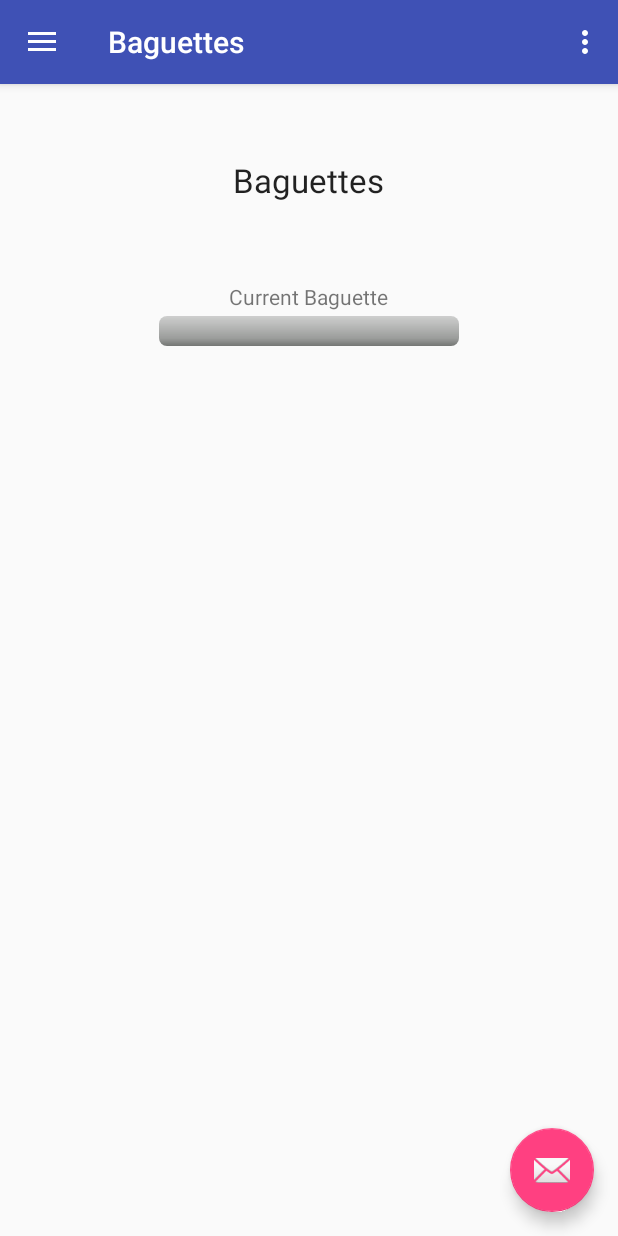
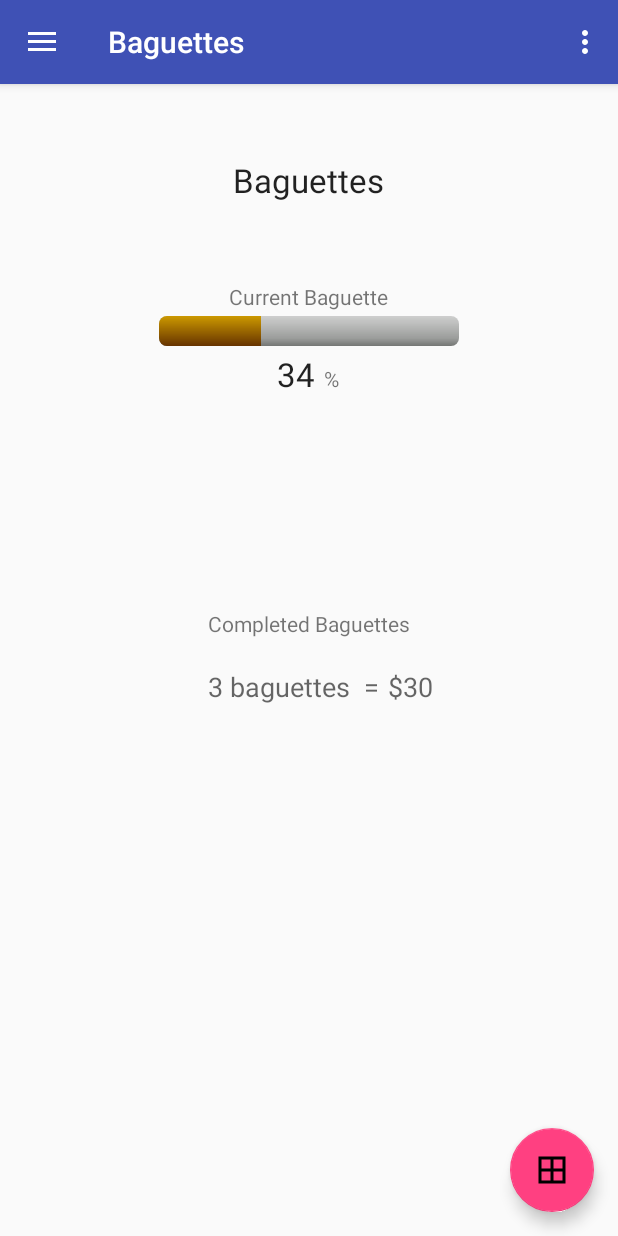
Before and after one commit to cwchau/baguette, an Android app: the screen it shows after launch (MainActivity), after a tap on "Baguettes", on a phone screen of 412 x 824 dp. Run offline under Robolectric (Android 15) with nearby library versions, the phone set to English and light mode, and no system bars; 1 other tap on this screen came first.

Commit message:
added all icons, updated history page

```diff
--- a/app/src/main/java/com/example/firec/baguette/Baguettes.java
+++ b/app/src/main/java/com/example/firec/baguette/Baguettes.java
@@ -9,6 +9,8 @@ import android.support.v4.app.Fragment;
 import android.view.LayoutInflater;
 import android.view.View;
 import android.view.ViewGroup;
+import android.widget.ProgressBar;
+import android.widget.TextView;
 
 public class Baguettes extends Fragment {
 
@@ -24,6 +26,26 @@ public class Baguettes extends Fragment {
     @Override
     public void onViewCreated(View view, @Nullable Bundle savedInstanceState) {
         super.onViewCreated(view, savedInstanceState);
+        String baguette_progress_text = String.valueOf(MainActivity.baguette_progress);
+        TextView baguette_progress_textview = (TextView) view.findViewById(R.id.textView7);
+        baguette_progress_textview.setText(baguette_progress_text);
+
+        ProgressBar baguette_progressbar = (ProgressBar) view.findViewById(R.id.progressBar);
+        baguette_progressbar.setProgress(MainActivity.baguette_progress);
+
+        String baguettes_completed_text = String.valueOf(MainActivity.completed_baguettes);
+        TextView baguettes_completed_textview = (TextView) view.findViewById(R.id.textView11);
+        String money_text = String.valueOf(MainActivity.completed_baguettes * 10);
+        TextView money_textview = (TextView) view.findViewById(R.id.textView12);
+        if (MainActivity.completed_baguettes == 1) {
+            baguette_progress_textview.setText(baguettes_completed_text + " baguette  = ");
+        }
+        else {
+            baguettes_completed_textview.setText(baguettes_completed_text + " baguettes  = ");
+        }
+        money_textview.setText("$" + money_text);
+
+
         //you can set the title for your toolbar here for different fragments different titles
         getActivity().setTitle("Baguettes");
     }
--- a/app/src/main/java/com/example/firec/baguette/MainActivity.java
+++ b/app/src/main/java/com/example/firec/baguette/MainActivity.java
@@ -20,8 +20,8 @@ public class MainActivity extends AppCompatActivity
         implements
         NavigationView.OnNavigationItemSelectedListener {
 
-    public static int baguette_progress = 100;
-    public static int completed_baguettes = 0;
+    public static int baguette_progress = 34;
+    public static int completed_baguettes = 3;
 
     @Override
     protected void onCreate(Bundle savedInstanceState) {
--- a/app/src/main/res/drawable/baguette_progressbar.xml
+++ b/app/src/main/res/drawable/baguette_progressbar.xml
@@ -35,8 +35,8 @@
                 <corners
                     android:radius="5dip" />
                 <gradient
-                    android:startColor="#33FF33"
-                    android:endColor="#008000"
+                    android:startColor="#cc9900"
+                    android:endColor="#663300"
                     android:angle="270" />
             </shape>
         </clip>
--- /dev/null
+++ b/app/src/main/res/drawable/barcode.xml
@@ -0,0 +1,13 @@
+<?xml version="1.0" encoding="utf-8"?>
+<vector xmlns:android="http://schemas.android.com/apk/res/android"
+    android:width="24dp"
+    android:height="24dp"
+    android:viewportWidth="24"
+    android:viewportHeight="24">
+
+    <path
+        android:fillColor="#000000"
+        android:pathData="M3 3v18h18V3H3zm8 16H5v-6h6v6zm0-8H5V5h6v6zm8 8h-6v-6h6v6zm0-8h-6V5h6v6z" />
+    <path
+        android:pathData="M0 0h24v24H0z" />
+</vector>
--- /dev/null
+++ b/app/src/main/res/drawable/house.xml
@@ -0,0 +1,13 @@
+<?xml version="1.0" encoding="utf-8"?>
+<vector xmlns:android="http://schemas.android.com/apk/res/android"
+    android:width="24dp"
+    android:height="24dp"
+    android:viewportWidth="24"
+    android:viewportHeight="24">
+
+    <path
+        android:fillColor="#000000"
+        android:pathData="M10 20v-6h4v6h5v-8h3L12 3 2 12h3v8z" />
+    <path
+        android:pathData="M0 0h24v24H0z" />
+</vector>
--- /dev/null
+++ b/app/src/main/res/drawable/profile.xml
@@ -0,0 +1,14 @@
+<?xml version="1.0" encoding="utf-8"?>
+<vector xmlns:android="http://schemas.android.com/apk/res/android"
+    android:width="24dp"
+    android:height="24dp"
+    android:viewportWidth="24"
+    android:viewportHeight="24">
+
+    <path
+        android:fillColor="#000000"
+        android:pathData="M12 12c2.21 0 4-1.79 4-4s-1.79-4-4-4-4 1.79-4 4 1.79 4 4 4zm0 2c-2.67 0-8 1.34-8
+4v2h16v-2c0-2.66-5.33-4-8-4z" />
+    <path
+        android:pathData="M0 0h24v24H0z" />
+</vector>
--- /dev/null
+++ b/app/src/main/res/drawable/settings.xml
@@ -0,0 +1,22 @@
+<?xml version="1.0" encoding="utf-8"?>
+<vector xmlns:android="http://schemas.android.com/apk/res/android"
+    android:width="24dp"
+    android:height="24dp"
+    android:viewportWidth="24"
+    android:viewportHeight="24">
+
+    <path
+        android:pathData="M0 0h24v24H0z" />
+    <path
+        android:fillColor="#000000"
+        android:pathData="M19.43 12.98c.04-.32 .07 -.64 .07 -.98s-.03-.66-.07-.98l2.11-1.65c.19-.15 .24
+-.42 .12 -.64l-2-3.46c-.12-.22-.39-.3-.61-.22l-2.49
+1c-.52-.4-1.08-.73-1.69-.98l-.38-2.65C14.46 2.18 14.25 2 14 2h-4c-.25 0-.46 .18
+-.49 .42 l-.38 2.65c-.61 .25 -1.17 .59 -1.69 .98 l-2.49-1c-.23-.09-.49 0-.61 .22
+l-2 3.46c-.13 .22 -.07 .49 .12 .64 l2.11 1.65c-.04 .32 -.07 .65 -.07 .98 s.03
+.66 .07 .98 l-2.11 1.65c-.19 .15 -.24 .42 -.12 .64 l2 3.46c.12 .22 .39 .3 .61
+.22 l2.49-1c.52 .4 1.08 .73 1.69 .98 l.38 2.65c.03 .24 .24 .42 .49 .42 h4c.25 0
+.46-.18 .49 -.42l.38-2.65c.61-.25 1.17-.59 1.69-.98l2.49 1c.23 .09 .49 0
+.61-.22l2-3.46c.12-.22 .07 -.49-.12-.64l-2.11-1.65zM12 15.5c-1.93
+0-3.5-1.57-3.5-3.5s1.57-3.5 3.5-3.5 3.5 1.57 3.5 3.5-1.57 3.5-3.5 3.5z" />
+</vector>
--- a/app/src/main/res/layout/app_bar_main.xml
+++ b/app/src/main/res/layout/app_bar_main.xml
@@ -28,6 +28,6 @@
         android:layout_height="wrap_content"
         android:layout_gravity="bottom|end"
         android:layout_margin="@dimen/fab_margin"
-        app:srcCompat="@android:drawable/ic_dialog_email" />
+        app:srcCompat="@drawable/barcode" />
 
 </android.support.design.widget.CoordinatorLayout>
--- a/app/src/main/res/layout/fragment_baguettes.xml
+++ b/app/src/main/res/layout/fragment_baguettes.xml
@@ -37,5 +37,51 @@
         android:layout_marginBottom="23dp"
         android:text="Current Baguette" />
 
+    <TextView
+        android:id="@+id/textView8"
+        android:layout_width="wrap_content"
+        android:layout_height="wrap_content"
+        android:layout_alignEnd="@+id/textView"
+        android:layout_below="@+id/textView4"
+        android:layout_marginEnd="30dp"
+        android:layout_marginTop="12dp"
+        android:text="%" />
+
+    <TextView
+        android:id="@+id/textView7"
+        android:layout_width="wrap_content"
+        android:layout_height="wrap_content"
+        android:layout_alignBaseline="@+id/textView8"
+        android:layout_alignBottom="@+id/textView8"
+        android:layout_alignStart="@+id/textView"
+        android:layout_marginStart="29dp"
+        android:textAppearance="@style/TextAppearance.AppCompat.Large" />
+
+    <TextView
+        android:id="@+id/textView10"
+        android:layout_width="wrap_content"
+        android:layout_height="wrap_content"
+        android:layout_below="@+id/textView7"
+        android:layout_centerHorizontal="true"
+        android:layout_marginTop="142dp"
+        android:text="Completed Baguettes" />
+
+    <TextView
+        android:id="@+id/textView11"
+        android:layout_width="wrap_content"
+        android:layout_height="wrap_content"
+        android:layout_alignStart="@+id/textView10"
+        android:layout_below="@+id/textView10"
+        android:layout_marginTop="20dp"
+        android:textAppearance="@android:style/TextAppearance.Material.Medium" />
+
+    <TextView
+        android:id="@+id/textView12"
+        android:layout_width="wrap_content"
+        android:layout_height="wrap_content"
+        android:layout_alignBaseline="@+id/textView11"
+        android:layout_alignBottom="@+id/textView11"
+        android:layout_toEndOf="@+id/textView4"
+        android:textAppearance="@android:style/TextAppearance.Material.Medium" />
 
 </RelativeLayout>
--- a/app/src/main/res/layout/fragment_barcode.xml
+++ b/app/src/main/res/layout/fragment_barcode.xml
@@ -4,12 +4,13 @@
     android:layout_height="match_parent">
 
     <TextView
+        android:id="@+id/textView"
         android:layout_width="wrap_content"
         android:layout_height="wrap_content"
-        android:textAppearance="?android:attr/textAppearanceLarge"
+        android:layout_alignParentTop="true"
+        android:layout_centerHorizontal="true"
+        android:layout_marginTop="25dp"
         android:text="Barcode"
-        android:id="@+id/textView"
-        android:layout_centerVertical="true"
-        android:layout_centerHorizontal="true" />
+        android:textAppearance="?android:attr/textAppearanceLarge" />
 
 </RelativeLayout>
--- a/app/src/main/res/layout/fragment_history.xml
+++ b/app/src/main/res/layout/fragment_history.xml
@@ -4,12 +4,53 @@
     android:layout_height="match_parent">
 
     <TextView
+        android:id="@+id/textView"
         android:layout_width="wrap_content"
         android:layout_height="wrap_content"
-        android:textAppearance="?android:attr/textAppearanceLarge"
+        android:layout_alignParentTop="true"
+        android:layout_centerHorizontal="true"
+        android:layout_marginTop="35dp"
         android:text="History"
-        android:id="@+id/textView"
-        android:layout_centerVertical="true"
-        android:layout_centerHorizontal="true" />
+        android:textAppearance="?android:attr/textAppearanceLarge" />
+
+    <TableLayout xmlns:android="http://schemas.android.com/apk/res/android"
+        android:layout_width="match_parent"
+        android:layout_height="match_parent"
+        android:layout_marginTop="100dp"
+        android:layout_marginLeft="15dp"
+        android:layout_marginRight="15dp"
+        android:stretchColumns="1">
+        <TableRow>
+            <TextView
+                android:text="2/10/2018"
+                android:padding="3dip" />
+
+            <TextView
+                android:gravity="center"
+                android:padding="10dip"
+                android:text="Giant Eagle" />
+
+            <TextView
+                android:gravity="right"
+                android:padding="3dip"
+                android:text="14% Baguette" />
+        </TableRow>
+
+        <TableRow>
+            <TextView
+                android:text="2/1/2018"
+                android:padding="3dip" />
+
+            <TextView
+                android:gravity="center"
+                android:padding="10dip"
+                android:text="Target" />
+
+            <TextView
+                android:text="20% Baguette"
+                android:gravity="right"
+                android:padding="3dip" />
+        </TableRow>
+    </TableLayout>
 
 </RelativeLayout>
--- a/app/src/main/res/menu/activity_main_drawer.xml
+++ b/app/src/main/res/menu/activity_main_drawer.xml
@@ -4,11 +4,11 @@
     <group android:checkableBehavior="single">
         <item
             android:id="@+id/nav_home"
-            android:icon="@drawable/ic_menu_camera"
+            android:icon="@drawable/house"
             android:title="Home" />
         <item
             android:id="@+id/nav_barcode"
-            android:icon="@drawable/ic_menu_gallery"
+            android:icon="@drawable/barcode"
             android:title="Barcode" />
         <item
             android:id="@+id/nav_baguettes"
@@ -24,11 +24,11 @@
         <menu>
             <item
                 android:id="@+id/nav_profile"
-                android:icon="@drawable/ic_menu_share"
+                android:icon="@drawable/profile"
                 android:title="Profile" />
             <item
                 android:id="@+id/nav_settings"
-                android:icon="@drawable/ic_menu_send"
+                android:icon="@drawable/settings"
                 android:title="Settings" />
         </menu>
     </item>
```
